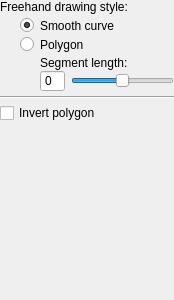
The window that GUI/Qt/Components/PolygonToolPanel.ui (pyushkevich/itksnap) describes before a commit, drawn with Qt 5.
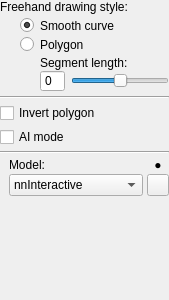
The same window after the commit. Icons and pictures are not drawn.

Commit message: Added lasso mode as well

Patch:
```diff
--- a/GUI/Qt/Components/PolygonToolPanel.ui
+++ b/GUI/Qt/Components/PolygonToolPanel.ui
@@ -6,7 +6,7 @@
    <rect>
     <x>0</x>
     <y>0</y>
-    <width>174</width>
+    <width>169</width>
     <height>300</height>
    </rect>
   </property>
@@ -187,6 +187,163 @@
      </property>
     </widget>
    </item>
+   <item>
+    <widget class="QCheckBox" name="chkDeepLearningMode">
+     <property name="toolTip">
+      <string>&lt;html&gt;&lt;head/&gt;&lt;body&gt;&lt;p&gt;When enabled, polygon drawing operations are inverted, i.e., the outside of the polygon is filled with the active label.&lt;/p&gt;&lt;/body&gt;&lt;/html&gt;</string>
+     </property>
+     <property name="text">
+      <string>AI mode</string>
+     </property>
+    </widget>
+   </item>
+   <item>
+    <widget class="QWidget" name="grpDeepLearning" native="true">
+     <layout class="QVBoxLayout" name="verticalLayout_4">
+      <property name="spacing">
+       <number>4</number>
+      </property>
+      <property name="leftMargin">
+       <number>0</number>
+      </property>
+      <property name="topMargin">
+       <number>0</number>
+      </property>
+      <property name="rightMargin">
+       <number>0</number>
+      </property>
+      <property name="bottomMargin">
+       <number>0</number>
+      </property>
+      <item>
+       <widget class="QWidget" name="widget_3" native="true">
+        <layout class="QHBoxLayout" name="horizontalLayout_3">
+         <property name="leftMargin">
+          <number>0</number>
+         </property>
+         <property name="topMargin">
+          <number>0</number>
+         </property>
+         <property name="rightMargin">
+          <number>0</number>
+         </property>
+         <property name="bottomMargin">
+          <number>0</number>
+         </property>
+         <item>
+          <widget class="Line" name="line_2">
+           <property name="orientation">
+            <enum>Qt::Orientation::Horizontal</enum>
+           </property>
+          </widget>
+         </item>
+        </layout>
+       </widget>
+      </item>
+      <item>
+       <widget class="QWidget" name="widget_8" native="true">
+        <layout class="QGridLayout" name="gridLayout_3" columnstretch="0,0">
+         <property name="topMargin">
+          <number>0</number>
+         </property>
+         <property name="rightMargin">
+          <number>0</number>
+         </property>
+         <property name="bottomMargin">
+          <number>0</number>
+         </property>
+         <property name="horizontalSpacing">
+          <number>4</number>
+         </property>
+         <property name="verticalSpacing">
+          <number>2</number>
+         </property>
+         <item row="2" column="0" colspan="2">
+          <widget class="QWidget" name="widget_9" native="true">
+           <layout class="QGridLayout" name="gridLayout_4">
+            <property name="leftMargin">
+             <number>0</number>
+            </property>
+            <property name="topMargin">
+             <number>0</number>
+            </property>
+            <property name="rightMargin">
+             <number>0</number>
+            </property>
+            <property name="bottomMargin">
+             <number>0</number>
+            </property>
+            <property name="horizontalSpacing">
+             <number>0</number>
+            </property>
+            <property name="verticalSpacing">
+             <number>2</number>
+            </property>
+           </layout>
+          </widget>
+         </item>
+         <item row="1" column="0">
+          <widget class="QComboBox" name="inDLModel">
+           <property name="styleSheet">
+            <string notr="true"/>
+           </property>
+           <item>
+            <property name="text">
+             <string>nnInteractive</string>
+            </property>
+           </item>
+          </widget>
+         </item>
+         <item row="1" column="1">
+          <widget class="QToolButton" name="btnConfigDL">
+           <property name="maximumSize">
+            <size>
+             <width>22</width>
+             <height>22</height>
+            </size>
+           </property>
+           <property name="toolTip">
+            <string>Configure the deep learning extension</string>
+           </property>
+           <property name="styleSheet">
+            <string notr="true"/>
+           </property>
+           <property name="icon">
+            <iconset>
+             <normalon>:/root/gear_16.png</normalon>
+            </iconset>
+           </property>
+          </widget>
+         </item>
+         <item row="0" column="0">
+          <widget class="QLabel" name="label">
+           <property name="text">
+            <string>Model:</string>
+           </property>
+          </widget>
+         </item>
+         <item row="0" column="1">
+          <widget class="QLabel" name="outDLStatus">
+           <property name="toolTip">
+            <string>&lt;html&gt;&lt;head/&gt;&lt;body&gt;&lt;p&gt;&lt;span style=&quot; font-weight:700;&quot;&gt;Status of the deep learning extensions server.&lt;/span&gt;&lt;/p&gt;&lt;p&gt;●: Checking status&lt;/p&gt;&lt;p&gt;&lt;span style=&quot; color:#941100;&quot;&gt;●&lt;/span&gt;: Connection Error&lt;/p&gt;&lt;p&gt;&lt;span style=&quot; color:#008f00;&quot;&gt;●&lt;/span&gt;: Connected&lt;/p&gt;&lt;/body&gt;&lt;/html&gt;</string>
+           </property>
+           <property name="styleSheet">
+            <string notr="true"/>
+           </property>
+           <property name="text">
+            <string>●</string>
+           </property>
+           <property name="alignment">
+            <set>Qt::AlignmentFlag::AlignCenter</set>
+           </property>
+          </widget>
+         </item>
+        </layout>
+       </widget>
+      </item>
+     </layout>
+    </widget>
+   </item>
    <item>
     <spacer name="verticalSpacer">
      <property name="orientation">
```
Left out of the diff: 10 changed lines with no effect on the pictures. The commit also changes 17 other files.
